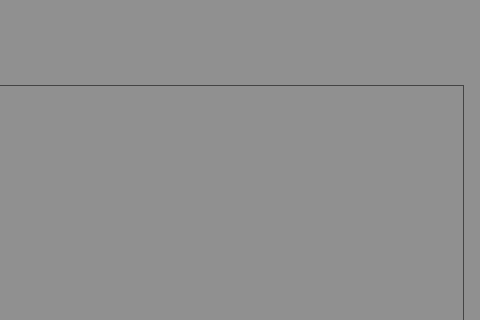
Before: the Qt Designer form mainwindow.ui in cxdcxd/pgitic_gstramer, drawn with Qt 5; both pictures show x 877 to 1357 and y 0 to 320 of the 1357 by 825 pixel window.
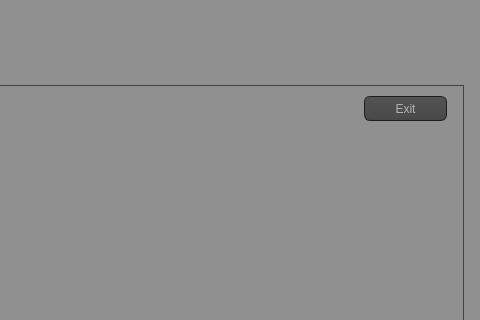
After: the same form once the commit is applied. The open tabs and pages were chosen to show the change. Icons and pictures are not drawn. Custom widgets are drawn as their Qt base class.

The edit to the form file:
```diff
--- a/mainwindow.ui
+++ b/mainwindow.ui
@@ -5775,6 +5775,19 @@
        <set>Qt::AlignCenter</set>
       </property>
      </widget>
+     <widget class="QPushButton" name="pushButton">
+      <property name="geometry">
+       <rect>
+        <x>1220</x>
+        <y>10</y>
+        <width>83</width>
+        <height>25</height>
+       </rect>
+      </property>
+      <property name="text">
+       <string>Exit</string>
+      </property>
+     </widget>
     </widget>
    </widget>
    <widget class="QFrame" name="frame_2">
```
Left out of the diff: 25 changed lines with no effect on the pictures.
